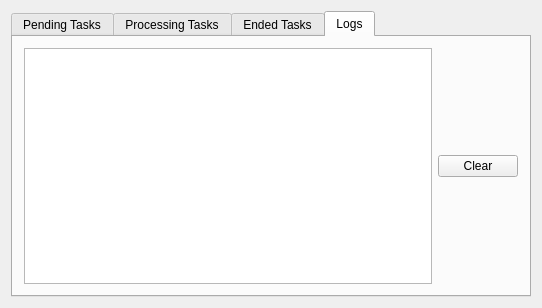
Qt form new-gui/scheduler/SchedulerDlg.ui (altimetry/main) before a commit.
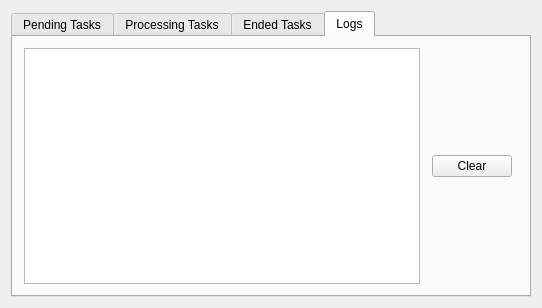
The same form after that commit. The open tabs and pages were chosen to show the change. Icons and pictures are not drawn.

Commit message: Brat workspace related developments. Actions table developments: created actions setup according to actions table properties, main menu bar, other improvements. Added OSGeo icons (defined with a common size) and created a method to format ToolTips. Other corrections: compiler errors, disabled editable table items (Scheduler).

What changed in the file:
```diff
--- a/new-gui/scheduler/SchedulerDlg.ui
+++ b/new-gui/scheduler/SchedulerDlg.ui
@@ -307,6 +307,18 @@
        </item>
        <item>
         <layout class="QVBoxLayout" name="verticalLayout_4">
+         <property name="leftMargin">
+          <number>6</number>
+         </property>
+         <property name="topMargin">
+          <number>6</number>
+         </property>
+         <property name="rightMargin">
+          <number>6</number>
+         </property>
+         <property name="bottomMargin">
+          <number>6</number>
+         </property>
          <item>
           <spacer name="verticalSpacer_6">
            <property name="orientation">
```
Left out of the diff: 38 changed lines with no effect on the pictures. The commit also changes 88 other files.
